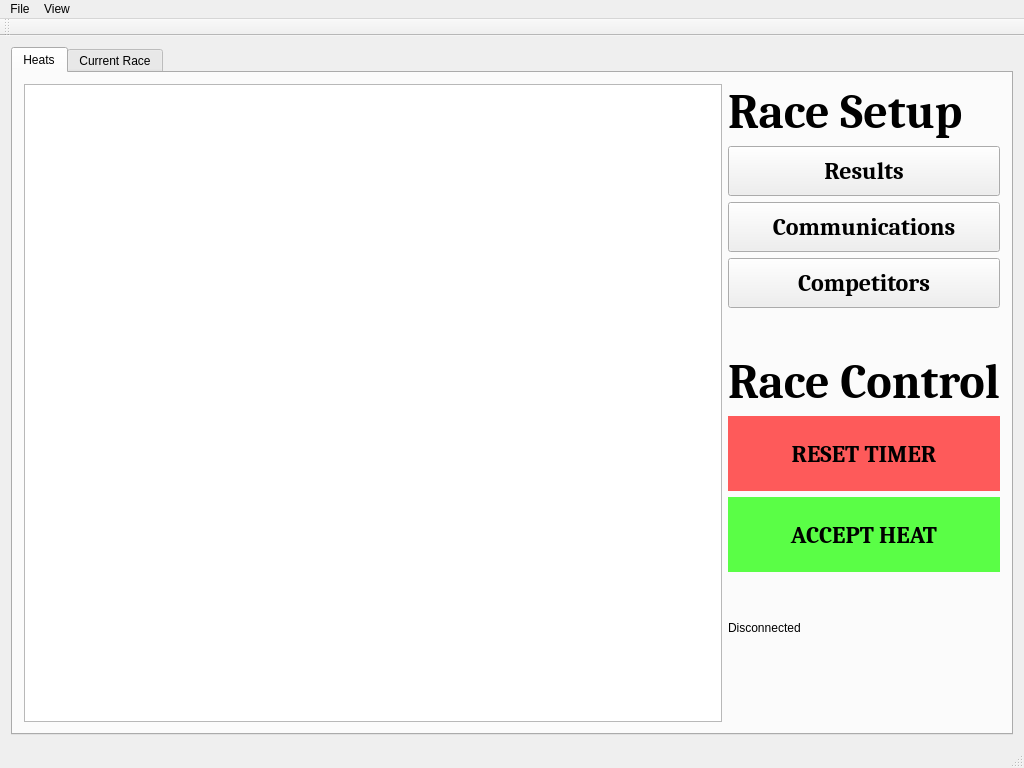
This is Python/mainwindow.ui in jpswensen/SunnysidePWDTimer as Qt 5 draws it before an edit. The edited form follows.
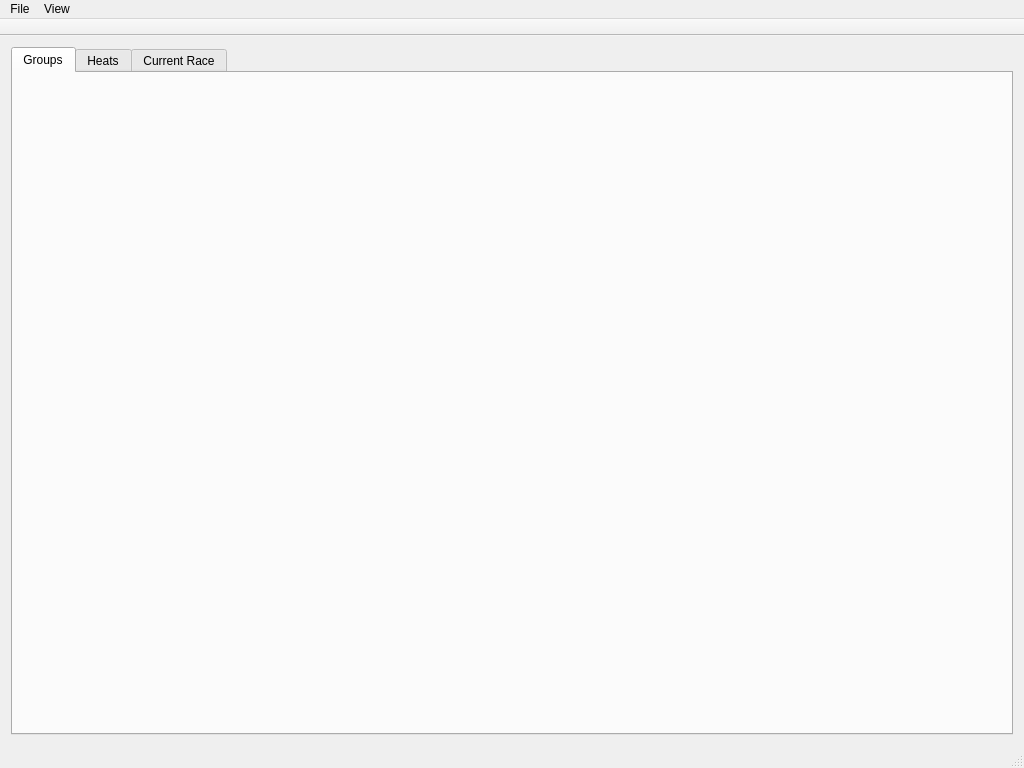
This is the edited form. The open tabs and pages were chosen to show the change.

Commit message: Starting to build in the ability to create groups of racers, so that it would be easier for larger packs to create different dens

Diff of the .ui file:
```diff
--- a/Python/mainwindow.ui
+++ b/Python/mainwindow.ui
@@ -20,7 +20,12 @@
       <property name="currentIndex">
        <number>1</number>
       </property>
-      <widget class="QWidget" name="tab_3">
+      <widget class="QWidget" name="groupsTab">
+       <attribute name="title">
+        <string>Groups</string>
+       </attribute>
+      </widget>
+      <widget class="QWidget" name="heatsTab">
        <attribute name="title">
         <string>Heats</string>
        </attribute>
@@ -437,6 +442,9 @@
    <addaction name="menuView"/>
   </widget>
   <widget class="QToolBar" name="mainToolBar">
+   <property name="movable">
+    <bool>false</bool>
+   </property>
    <attribute name="toolBarArea">
     <enum>TopToolBarArea</enum>
    </attribute>
```
Left out of the diff: 19 changed lines with no effect on the pictures. The commit also changes 1 other file.
